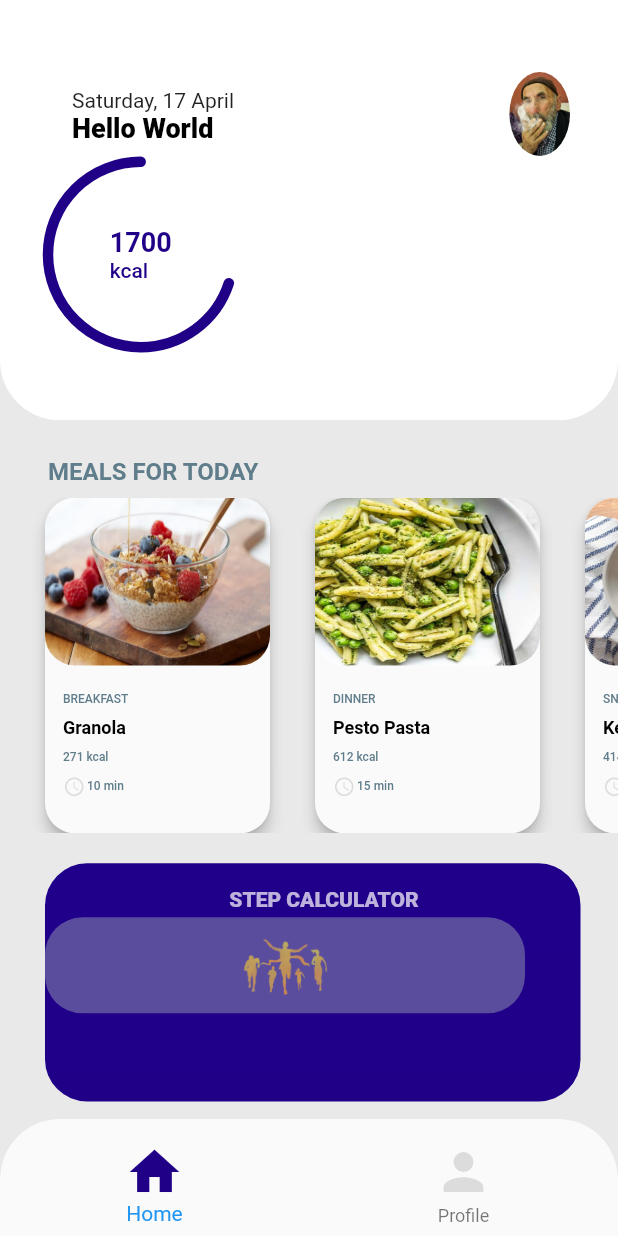
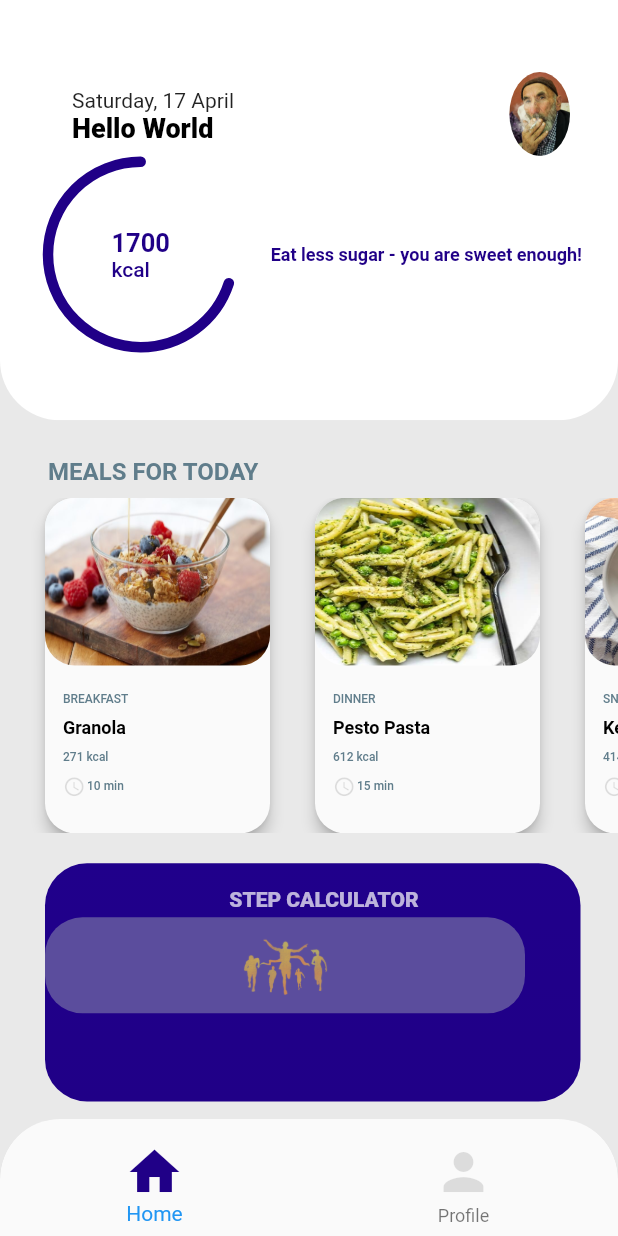
Before and after one commit to iremgunr/healtish_app, a Flutter app: the screen it shows after launch, on a phone screen of 412 x 824 dp. Run offline on Flutter 3.47's test engine with Material 2 defaults, Android fonts, the phone set to English and light mode, and no system bars; our stand-ins replace font_awesome_flutter, pedometer, percent_indicator.

```diff
--- a/lib/main.dart
+++ b/lib/main.dart
@@ -1,5 +1,6 @@
 import 'package:flutter/material.dart';
 import 'package:healtish_app/ui/pages/profile_screen.dart';
+import 'package:healtish_app/ui/pages/stepCount_screen.dart';
 
 void main() {
   runApp(MyApp());
--- /dev/null
+++ b/lib/model/motivation.dart
@@ -0,0 +1,26 @@
+class Motivation {
+  final String motivation;
+
+  Motivation({this.motivation});
+}
+
+final motivations = [
+  Motivation(motivation: 'Eat healthy = feel healthy'),
+  Motivation(motivation: 'Focus on Health, not weight'),
+  Motivation(motivation: 'Loving health reminder, love your body'),
+  Motivation(motivation: 'If you keep good food in your fridge, you will eat good'),
+  Motivation(motivation: 'Healthy food = Healthy life'),
+  Motivation(motivation: 'You are what you eat!'),
+  Motivation(motivation: 'Eat less sugar - you are sweet enough!'),
+  Motivation(motivation: 'Fall in love with taking care of your body'),
+  Motivation(motivation: 'Be the best version of you'),
+  Motivation(motivation: 'Create Healthy habits, not restrictions.'),
+  Motivation(motivation: 'A healthy outside starts from inside'),
+  Motivation(motivation: 'Your body deserves the best!'),
+  Motivation(motivation: 'Progress is impossible without change'),
+  Motivation(motivation: 'Eating well is a form of self-respect'),
+  Motivation(motivation: 'Be stronger than your excuse'),
+  Motivation(motivation: 'Your health is an investment, not an expense.'),
+  Motivation(motivation: 'To eat is a necessity, but to eat intelligently is an art.'),
+  Motivation(motivation: 'Food is fueli not therapy.'),
+];
--- a/lib/ui/pages/profile_screen.dart
+++ b/lib/ui/pages/profile_screen.dart
@@ -1,16 +1,16 @@
+import 'dart:math';
 import 'dart:ui';
-
 import 'package:flutter/material.dart';
-import 'package:healtish_app/model/calorieinfo.dart';
 import 'package:healtish_app/model/meal.dart';
+import 'package:healtish_app/model/motivation.dart';
 import 'package:vector_math/vector_math_64.dart' as math;
 import 'package:intl/intl.dart';
-
+import 'stepCount_screen.dart';
 class ProfileScreen extends StatelessWidget {
   @override
   Widget build(BuildContext context) {
     final height = MediaQuery.of(context).size.height;
-    final today=DateTime.now();
+    final today = DateTime.now();
 
     return Scaffold(
         backgroundColor: const Color(0xFFE9E9E9),
@@ -33,16 +33,6 @@ class ProfileScreen extends StatelessWidget {
                   style: TextStyle(color: Colors.white),
                 ),
               ),
-              /*BottomNavigationBarItem(
-                icon: Padding(
-                  child: Icon(Icons.search),
-                  padding: const EdgeInsets.only(top: 8.0),
-                ),
-                title: Text(
-                  "Search",
-                  style: TextStyle(color: Colors.white),
-                ),
-              ),*/
               BottomNavigationBarItem(
                 icon: Padding(
                   child: Icon(Icons.person),
@@ -90,10 +80,18 @@ class ProfileScreen extends StatelessWidget {
                           child: Image.asset("assets/user.jpeg"),
                         ),
                       ),
+                      Row(
+                        mainAxisAlignment: MainAxisAlignment.spaceBetween,
+                        children: <Widget>[
                           _RadialProgress(
                             width: height * 0.15,
                             height: height * 0.14,
                             progress: 0.7,
+                          ),
+                          _Motivation(
+                              motivation: motivations[
+                                  Random().nextInt(motivations.length - 1)])
+                        ],
                       ),
                     ],
                   ),
@@ -142,6 +140,13 @@ class ProfileScreen extends StatelessWidget {
                       height: 20,
                     ),
                     Expanded(
+                      child: GestureDetector(
+                        onTap: () {
+                          Navigator.of(context).push(
+                            MaterialPageRoute(
+                                builder: (context) => StepCounter()),
+                          );
+                        },
                         child: Container(
                           margin: const EdgeInsets.only(
                               bottom: 65, left: 30, right: 25),
@@ -190,12 +195,43 @@ class ProfileScreen extends StatelessWidget {
                           ),
                         ),
                       ),
+                    ),
                   ],
                 ),
               ),
             )
           ],
         ));
+  }
+}
+
+class _Motivation extends StatelessWidget {
+  final Motivation motivation;
+
+  const _Motivation({Key key, @required this.motivation}) : super(key: key);
+
+  @override
+  Widget build(BuildContext context) {
+    return Row(
+      children: <Widget>[
+        Container(
+          constraints:
+              BoxConstraints(maxWidth: MediaQuery.of(context).size.width * .55),
+          child: Padding(
+            padding: const EdgeInsets.all(8.0),
+            child: Text(
+              motivation.motivation,
+              style: TextStyle(
+                fontWeight: FontWeight.w700,
+                color: Color(0xFF200087),
+                //fontFamily: 'Yatra One',
+                fontSize: 12,
+              ),
+            ),
+          ),
+        )
+      ],
+    );
   }
 }
 
@@ -208,7 +244,7 @@ class _RadialProgress extends StatelessWidget {
   @override
   Widget build(BuildContext context) {
     return CustomPaint(
-      painter: _RadialPainter(progress: 0.70),
+      painter: _RadialPainter(progress: 0.7),
       child: Container(
         height: height,
         width: width,
@@ -219,16 +255,22 @@ class _RadialProgress extends StatelessWidget {
                 TextSpan(
                   text: '1700',
                   style: TextStyle(
-                        fontSize: 18,
-                        fontWeight: FontWeight.w700,
-                        color: const Color(0XFF200087))),
+                    fontSize: 17,
+                    fontWeight: FontWeight.w600,
+                    color: const Color(0XFF200087),
+
+                  ),
+                ),
                 TextSpan(text: "\n"),
                 TextSpan(
                   text: "kcal",
                   style: TextStyle(
                     fontSize: 14,
                     fontWeight: FontWeight.w500,
-                        color: const Color(0XFF200087)))
+                    color: const Color(0XFF200087),
+
+                  ),
+                )
               ],
             ),
           ),
```
Also changed, not shown: lib/model/sampleUsers.dart (added, +39 -0 lines), lib/ui/pages/login_screen.dart (added, +120 -0 lines), lib/ui/pages/stepCount_screen.dart (added, +432 -0 lines), pubspec.yaml (+21 -10 lines), assets/back.png (deleted), assets/barras.png (added), assets/biceps.png (deleted), assets/burned.png (added), assets/burnedx.png (added), assets/chest.png (deleted), assets/distance.png (added), assets/glass.png (added), assets/heart.png (added), assets/kosu.png (deleted), 4 more files, 8 other files. Lines whose indentation alone changed are shown as unchanged.
